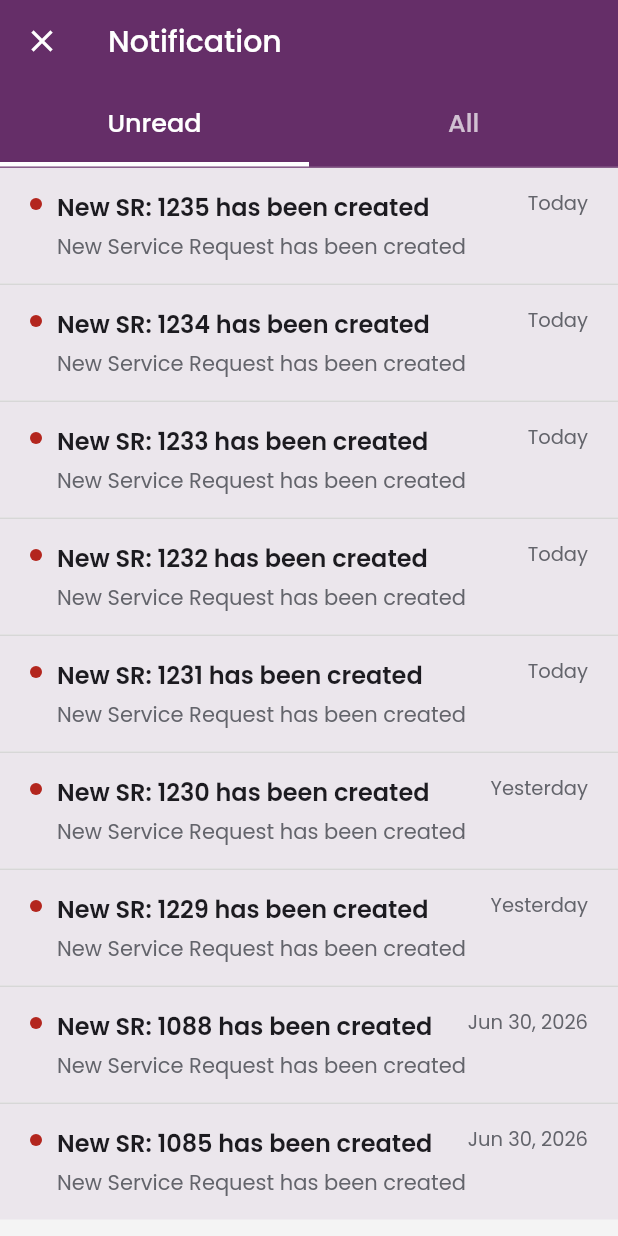
After one commit to Santhosh-Flutter-Developer/Iungo, a Flutter app: the NotificationPage screen opened by its route, on a phone screen of 412 x 824 dp. The commit adds this screen. Run offline on Flutter 3.47's test engine with Material 3 defaults, Android fonts, the phone set to English and light mode, and no system bars; our stand-ins replace dio, equatable, file_picker, geocoding, geolocator, get and 3 more; accounts and stored records are empty.

Commit message:
feat: notification page ui completed

```diff
--- a/lib/core/routes/app_pages.dart
+++ b/lib/core/routes/app_pages.dart
@@ -3,6 +3,8 @@ import 'package:iungo/features/auth/presentation/bindings/login_binding.dart';
 import 'package:iungo/features/auth/presentation/pages/login_page.dart';
 import 'package:iungo/features/dashboard/presentation/bindings/dashboard_binding.dart';
 import 'package:iungo/features/dashboard/presentation/pages/dashboard_page.dart';
+import 'package:iungo/features/notification/presentation/bindings/notification_binding.dart';
+import 'package:iungo/features/notification/presentation/pages/notification_page.dart';
 import 'package:iungo/features/onboarding/presentation/bindings/onboarding_binding.dart';
 import 'package:iungo/features/onboarding/presentation/pages/onboarding_page.dart';
 import 'package:iungo/features/profile/presentation/bindings/profile_binding.dart';
@@ -56,5 +58,11 @@ class AppPages {
       binding: ProfileBinding(),
       transition: Transition.rightToLeft,
     ),
+    GetPage(
+      name: AppRoutes.notifications,
+      page: () => const NotificationPage(),
+      binding: NotificationBinding(),
+      transition: Transition.rightToLeft,
+    ),
   ];
 }
--- a/lib/core/routes/app_routes.dart
+++ b/lib/core/routes/app_routes.dart
@@ -7,5 +7,6 @@ abstract class AppRoutes {
   static const privacyPolicy = '/privacy-policy';
   static const dashboard = '/dashboard';
   static const serviceRequestList = '/service-requests';
+  static const notifications = '/notifications';
   static const profile = '/profile';
 }
--- a/lib/core/translations/app_translations.dart
+++ b/lib/core/translations/app_translations.dart
@@ -159,6 +159,12 @@ class AppTranslations extends Translations {
           'enter_your_comment': 'Enter your comment...',
           'add_comments_hint': 'Add comments by pressing the "+" button',
           'today': 'Today',
+          'yesterday': 'Yesterday',
+          'notification': 'Notification',
+          'unread': 'Unread',
+          'all': 'All',
+          'no_notifications_available': 'No Notifications Available',
+          'no_new_notifications': 'No new notifications to show.',
           'no_attachments_hint': 'Add attachments by pressing the "+" button',
         },
         'ar_SA': {
@@ -315,6 +321,12 @@ class AppTranslations extends Translations {
           'enter_your_comment': 'أدخل تعليقك...',
           'add_comments_hint': 'أضف تعليقات بالضغط على زر "+"',
           'today': 'اليوم',
+          'yesterday': 'أمس',
+          'notification': 'إشعار',
+          'unread': 'غير مقروء',
+          'all': 'الكل',
+          'no_notifications_available': 'لا يوجد إشعارات متاحة',
+          'no_new_notifications': 'لا توجد إشعارات جديدة للعرض.',
           'no_attachments_hint': 'أضف مرفقات بالضغط على زر "+"',
         },
       };
--- a/lib/core/utils/app_date_format.dart
+++ b/lib/core/utils/app_date_format.dart
@@ -1,3 +1,5 @@
+import 'package:get/get.dart';
+
 /// Small hand-rolled date formatters — the project has no `intl`
 /// dependency, and the reference design only ever needs these two shapes.
 class AppDateFormat {
@@ -32,4 +34,17 @@ class AppDateFormat {
     final suffix = date.hour >= 12 ? 'PM' : 'AM';
     return '${mediumDate(date)} ($hh:$mm$suffix)';
   }
+
+  /// "Today" / "Yesterday" / "Jun 30, 2026" — matches the Notification
+  /// list's date column, which only ever spells out the two most recent
+  /// days and falls back to [mediumDate] for anything older.
+  static String relativeDay(DateTime date) {
+    final now = DateTime.now();
+    final today = DateTime(now.year, now.month, now.day);
+    final day = DateTime(date.year, date.month, date.day);
+    final diff = today.difference(day).inDays;
+    if (diff == 0) return 'today'.tr;
+    if (diff == 1) return 'yesterday'.tr;
+    return mediumDate(date);
+  }
 }
--- a/lib/features/dashboard/presentation/controllers/dashboard_controller.dart
+++ b/lib/features/dashboard/presentation/controllers/dashboard_controller.dart
@@ -21,5 +21,6 @@ class DashboardController extends GetxController {
   }
 
   void onNotificationsTap() {
+    Get.toNamed(AppRoutes.notifications);
   }
 }
--- /dev/null
+++ b/lib/features/notification/domain/entities/app_notification.dart
@@ -0,0 +1,28 @@
+/// A single row on the Notification page — e.g. "New SR: 1235 has been
+/// created". [isRead] drives the bold-title + unread-tint styling and
+/// whether it shows up on the "Unread" tab.
+class AppNotification {
+  const AppNotification({
+    required this.id,
+    required this.title,
+    required this.description,
+    required this.raisedAt,
+    this.isRead = false,
+  });
+
+  final int id;
+  final String title;
+  final String description;
+  final DateTime raisedAt;
+  final bool isRead;
+
+  AppNotification copyWith({bool? isRead}) {
+    return AppNotification(
+      id: id,
+      title: title,
+      description: description,
+      raisedAt: raisedAt,
+      isRead: isRead ?? this.isRead,
+    );
+  }
+}
--- /dev/null
+++ b/lib/features/notification/presentation/bindings/notification_binding.dart
@@ -0,0 +1,9 @@
+import 'package:get/get.dart';
+import 'package:iungo/features/notification/presentation/controllers/notification_controller.dart';
+
+class NotificationBinding extends Bindings {
+  @override
+  void dependencies() {
+    Get.lazyPut<NotificationController>(() => NotificationController());
+  }
+}
--- /dev/null
+++ b/lib/features/notification/presentation/controllers/notification_controller.dart
@@ -0,0 +1,108 @@
+import 'package:get/get.dart';
+import 'package:iungo/features/notification/domain/entities/app_notification.dart';
+
+/// Backs the Notification page's "Unread" / "All" tabs. No live API for
+/// this yet — seeded with data matching the reference screenshots so the
+/// UI (empty state, unread styling, tab counts) is fully wired and ready
+/// to swap for a real fetch later.
+class NotificationController extends GetxController {
+  /// 0 = Unread, 1 = All — matches the reference screenshots, which open
+  /// on the Unread tab by default.
+  final RxInt selectedTab = 0.obs;
+
+  final RxList<AppNotification> notifications = <AppNotification>[].obs;
+
+  @override
+  void onInit() {
+    super.onInit();
+    notifications.assignAll(_seedData());
+  }
+
+  List<AppNotification> get unreadNotifications =>
+      notifications.where((n) => !n.isRead).toList();
+
+  void selectTab(int index) => selectedTab.value = index;
+
+  void markAsRead(AppNotification notification) {
+    final index = notifications.indexWhere((n) => n.id == notification.id);
+    if (index == -1 || notifications[index].isRead) return;
+    notifications[index] = notifications[index].copyWith(isRead: true);
+  }
+
+  List<AppNotification> _seedData() {
+    final now = DateTime.now();
+    DateTime daysAgo(int days) => now.subtract(Duration(days: days));
+
+    return [
+      AppNotification(
+        id: 1235,
+        title: 'New SR: 1235 has been created',
+        description: 'New Service Request has been created',
+        raisedAt: now,
+      ),
+      AppNotification(
+        id: 1234,
+        title: 'New SR: 1234 has been created',
+        description: 'New Service Request has been created',
+        raisedAt: now,
+      ),
+      AppNotification(
+        id: 1233,
+        title: 'New SR: 1233 has been created',
+        description: 'New Service Request has been created',
+        raisedAt: now,
+      ),
+      AppNotification(
+        id: 1232,
+        title: 'New SR: 1232 has been created',
+        description: 'New Service Request has been created',
+        raisedAt: now,
+      ),
+      AppNotification(
+        id: 1231,
+        title: 'New SR: 1231 has been created',
+        description: 'New Service Request has been created',
+        raisedAt: now,
+      ),
+      AppNotification(
+        id: 1230,
+        title: 'New SR: 1230 has been created',
+        description: 'New Service Request has been created',
+        raisedAt: daysAgo(1),
+      ),
+      AppNotification(
+        id: 1229,
+        title: 'New SR: 1229 has been created',
+        description: 'New Service Request has been created',
+        raisedAt: daysAgo(1),
+      ),
+      AppNotification(
+        id: 1088,
+        title: 'New SR: 1088 has been created',
+        description: 'New Service Request has been created',
+        raisedAt: DateTime(2026, 6, 30),
+      ),
+      AppNotification(
+        id: 1085,
+        title: 'New SR: 1085 has been created',
+        description: 'New Service Request has been created',
+        raisedAt: DateTime(2026, 6, 30),
+      ),
+      AppNotification(
+        id: 10231,
+        title: 'SR: 1023 Status has been Changed',
+        description:
+            'Service Request status has been Changed to convertedasworkorder',
+        raisedAt: DateTime(2026, 6, 18),
+        isRead: true,
+      ),
+      AppNotification(
+        id: 1023,
+        title: 'New SR: 1023 has been created',
+        description: 'New Service Request has been created',
+        raisedAt: DateTime(2026, 6, 18),
+        isRead: true,
+      ),
+    ];
+  }
+}
--- /dev/null
+++ b/lib/features/notification/presentation/pages/notification_page.dart
@@ -0,0 +1,215 @@
+import 'package:flutter/material.dart';
+import 'package:get/get.dart';
+import 'package:iungo/core/constants/app_colors.dart';
+import 'package:iungo/core/utils/app_date_format.dart';
+import 'package:iungo/features/notification/domain/entities/app_notification.dart';
+import 'package:iungo/features/notification/presentation/controllers/notification_controller.dart';
+import 'package:iungo/features/notification/presentation/widgets/notification_empty_state.dart';
+
+/// Purple header (close icon + title) over an "Unread" / "All" tab strip,
+/// each tab showing a list of notification rows or the empty state.
+class NotificationPage extends GetView<NotificationController> {
+  const NotificationPage({super.key});
+
+  @override
+  Widget build(BuildContext context) {
+    return Scaffold(
+      backgroundColor: AppColors.background,
+      appBar: AppBar(
+        leading: IconButton(
+          icon: const Icon(Icons.close),
+          onPressed: () => Get.back(),
+        ),
+        title: Text(
+          'notification'.tr,
+          maxLines: 1,
+          overflow: TextOverflow.ellipsis,
+          style: const TextStyle(
+            color: AppColors.white,
+            fontWeight: FontWeight.w500,
+          ),
+        ),
+        bottom: PreferredSize(
+          preferredSize: const Size.fromHeight(kToolbarHeight),
+          child: const _NotificationTabBar(),
+        ),
+      ),
+      body: SafeArea(
+        child: Obx(() {
+          final items = controller.selectedTab.value == 0
+              ? controller.unreadNotifications
+              : controller.notifications;
+
+          if (items.isEmpty) return const NotificationEmptyState();
+
+          return ListView.separated(
+            padding: EdgeInsets.zero,
+            itemCount: items.length,
+            separatorBuilder: (_, _) => const Divider(
+              height: 1,
+              thickness: 1,
+              color: AppColors.divider,
+            ),
+            itemBuilder: (context, index) =>
+                _NotificationTile(notification: items[index]),
+          );
+        }),
+      ),
+    );
+  }
+}
+
+class _NotificationTabBar extends GetView<NotificationController>
+    implements PreferredSizeWidget {
+  const _NotificationTabBar();
+
+  @override
+  Size get preferredSize => const Size.fromHeight(kToolbarHeight);
+
+  @override
+  Widget build(BuildContext context) {
+    return Container(
+      color: AppColors.primary,
+      child: Column(
+        mainAxisSize: MainAxisSize.min,
+        children: [
+          Obx(
+            () => Row(
+              children: [
+                _TabButton(
+                  label: 'unread'.tr,
+
+                  isSelected: controller.selectedTab.value == 0,
+                  onTap: () => controller.selectTab(0),
+                ),
+                _TabButton(
+                  label: 'all'.tr,
+                  isSelected: controller.selectedTab.value == 1,
+                  onTap: () => controller.selectTab(1),
+                ),
+              ],
+            ),
+          ),
+          const Divider(height: 1, thickness: 1, color: Colors.white24),
+        ],
+      ),
+    );
+  }
+}
+
+class _TabButton extends StatelessWidget {
+  const _TabButton({
+    required this.label,
+    required this.isSelected,
+    required this.onTap,
+  });
+
+  final String label;
+  final bool isSelected;
+  final VoidCallback onTap;
+
+  @override
+  Widget build(BuildContext context) {
+    return Expanded(
+      child: InkWell(
+        onTap: onTap,
+        child: Container(
+          padding: const EdgeInsets.symmetric(vertical: 14),
+          decoration: BoxDecoration(
+            border: Border(
+              bottom: BorderSide(
+                color: isSelected ? AppColors.white : Colors.transparent,
+                width: 3,
+              ),
+            ),
+          ),
+          child: Text(
+            label,
+            textAlign: TextAlign.center,
+            style: TextStyle(
+              fontSize: 17,
+              fontWeight: FontWeight.w500,
+              color: isSelected ? AppColors.white : Colors.white70,
+            ),
+          ),
+        ),
+      ),
+    );
+  }
+}
+
+class _NotificationTile extends StatelessWidget {
+  const _NotificationTile({required this.notification});
+
+  final AppNotification notification;
+
+  @override
+  Widget build(BuildContext context) {
+    final isUnread = !notification.isRead;
+    return InkWell(
+      onTap: () => Get.find<NotificationController>().markAsRead(notification),
+      child: Container(
+        width: double.infinity,
+        color: isUnread
+            ? AppColors.drawerSelectedBackground
+            : Colors.transparent,
+        padding: const EdgeInsets.symmetric(horizontal: 20, vertical: 14),
+        child: Row(
+          crossAxisAlignment: CrossAxisAlignment.start,
+          children: [
+            if (isUnread) ...[
+              const Padding(
+                padding: EdgeInsets.only(top: 6),
+                child: CircleAvatar(
+                  radius: 4,
+                  backgroundColor: AppColors.attachmentDeleteText,
+                ),
+              ),
+              const SizedBox(width: 10),
+            ],
+            Expanded(
+              child: Column(
+                crossAxisAlignment: CrossAxisAlignment.start,
+                children: [
+                  Row(
+                    crossAxisAlignment: CrossAxisAlignment.start,
+                    children: [
+                      Expanded(
+                        child: Text(
+                          notification.title,
+                          style: TextStyle(
+                            fontSize: 16,
+                            fontWeight: isUnread
+                                ? FontWeight.w600
+                                : FontWeight.w500,
+                            color: AppColors.textDark,
+                          ),
+                        ),
+                      ),
+                      const SizedBox(width: 8),
+                      Text(
+                        AppDateFormat.relativeDay(notification.raisedAt),
+                        style: const TextStyle(
+                          fontSize: 13,
+                          color: AppColors.textMuted,
+                        ),
+                      ),
+                    ],
+                  ),
+                  const SizedBox(height: 4),
+                  Text(
+                    notification.description,
+                    style: const TextStyle(
+                      fontSize: 14,
+                      color: AppColors.textMuted,
+                    ),
+                  ),
+                ],
+              ),
+            ),
+          ],
+        ),
+      ),
+    );
+  }
+}
--- /dev/null
+++ b/lib/features/notification/presentation/widgets/notification_empty_state.dart
@@ -0,0 +1,59 @@
+import 'package:flutter/material.dart';
+import 'package:get/get.dart';
+import 'package:iungo/core/constants/app_colors.dart';
+
+/// "No Notifications Available" placeholder — same title/subtitle sizing
+/// and colors as [ServiceRequestEmptyState] for visual consistency across
+/// the app's empty states.
+class NotificationEmptyState extends StatelessWidget {
+  const NotificationEmptyState({super.key});
+
+  @override
+  Widget build(BuildContext context) {
+    return Center(
+      child: Padding(
+        padding: const EdgeInsets.symmetric(horizontal: 32),
+        child: Column(
+          mainAxisSize: MainAxisSize.min,
+          children: [
+            Stack(
+              alignment: Alignment.center,
+              children: [
+                // Positioned(
+                //   bottom: 4,
+                //   child: Container(
+                //     width: 130,
+                //     height: 20,
+                //     decoration: BoxDecoration(
+                //       color: AppColors.divider.withValues(alpha: 0.4),
+                //       borderRadius: BorderRadius.circular(40),
+                //     ),
+                //   ),
+                // ),
+                Icon(
+                  Icons.notifications_none_outlined,
+                  size: 96,
+                  color: AppColors.textMuted.withValues(alpha: 0.5),
+                ),
+              ],
+            ),
+            const SizedBox(height: 20),
+            Text(
+              'no_notifications_available'.tr,
+              style: const TextStyle(
+                fontSize: 18,
+                fontWeight: FontWeight.w700,
+                color: AppColors.textDark,
+              ),
+            ),
+            const SizedBox(height: 6),
+            Text(
+              'no_new_notifications'.tr,
+              style: const TextStyle(fontSize: 14, color: AppColors.textMuted),
+            ),
+          ],
+        ),
+      ),
+    );
+  }
+}
--- a/lib/features/service_request/presentation/controllers/service_request_list_controller.dart
+++ b/lib/features/service_request/presentation/controllers/service_request_list_controller.dart
@@ -1,4 +1,5 @@
 import 'package:get/get.dart';
+import 'package:iungo/core/routes/app_routes.dart';
 import 'package:iungo/features/service_request/data/service_request_repository.dart';
 import 'package:iungo/features/service_request/domain/entities/pick_list_option.dart';
 import 'package:iungo/features/service_request/domain/entities/service_request.dart';
@@ -281,4 +282,8 @@ class ServiceRequestListController extends GetxController {
         .map((o) => o.value.toString())
         .toList();
   }
+
+  void onNotificationsTap() {
+    Get.toNamed(AppRoutes.notifications);
+  }
 }
--- a/lib/features/service_request/presentation/pages/service_request_list_page.dart
+++ b/lib/features/service_request/presentation/pages/service_request_list_page.dart
@@ -74,10 +74,11 @@ class _ServiceRequestListPageState extends State<ServiceRequestListPage> {
           ),
         ),
         actions: [
-          // IconButton(
-          //   icon: const Icon(Icons.notifications_none),
-          //   onPressed: () {},
-          // ),
+          IconButton(
+            icon: const Icon(Icons.notifications_none),
+            onPressed: controller.onNotificationsTap,
+          ),
+          const SizedBox(width: 4),
           IconButton(
             icon: const Icon(Icons.search),
             onPressed: () => Get.to(
```
